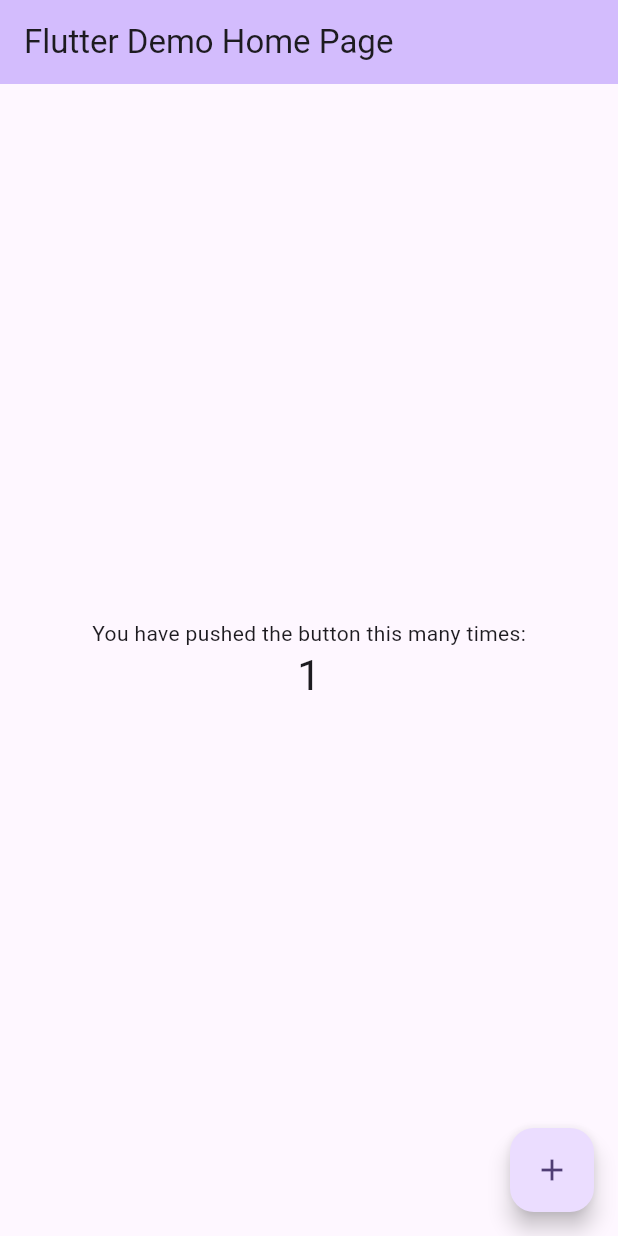
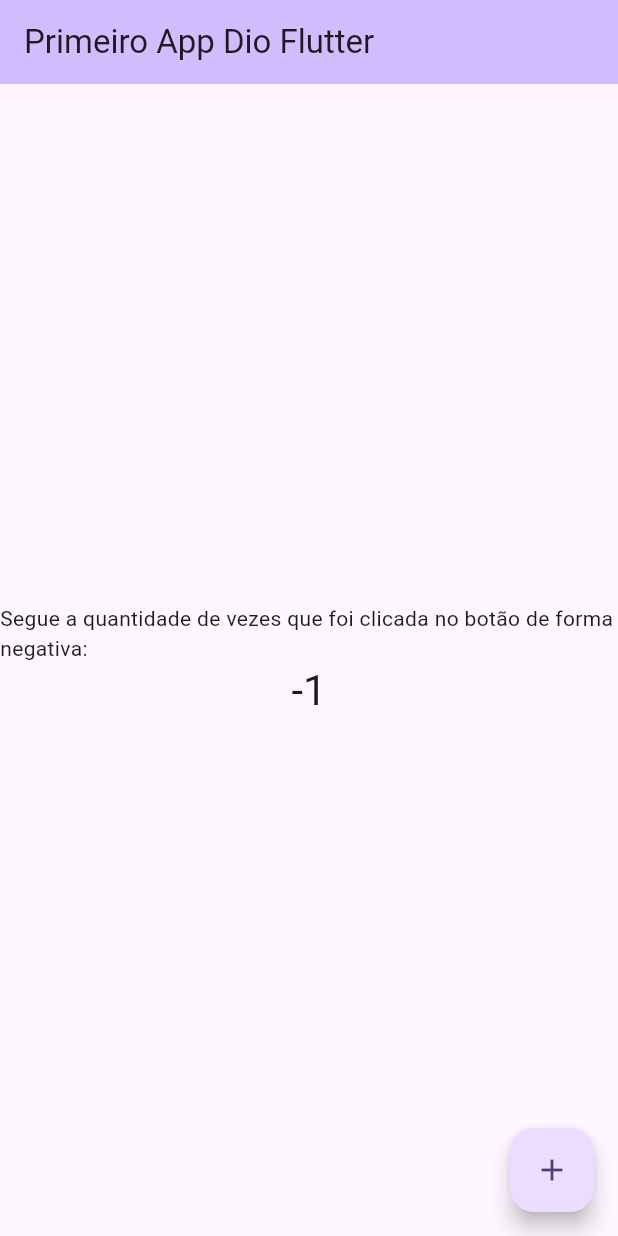
Before and after one commit to Fernando-Braulio/AppsDioCursoFlutter, a Flutter app: the MyHomePage screen opened directly, after a tap on the "add" icon, on a phone screen of 412 x 824 dp. Run offline on Flutter 3.47's test engine with Material 2 defaults, Android fonts, the phone set to English and light mode, and no system bars.

Commit message:
changing texts and leaving the counter negative

```diff
--- a/primeiroappdio/lib/main.dart
+++ b/primeiroappdio/lib/main.dart
@@ -11,7 +11,7 @@ class MyApp extends StatelessWidget {
   @override
   Widget build(BuildContext context) {
     return MaterialApp(
-      title: 'Flutter Demo',
+      title: 'Primeiro App Dio',
       theme: ThemeData(
         // This is the theme of your application.
         //
@@ -31,7 +31,7 @@ class MyApp extends StatelessWidget {
         colorScheme: ColorScheme.fromSeed(seedColor: Colors.deepPurple),
         useMaterial3: true,
       ),
-      home: const MyHomePage(title: 'Flutter Demo Home Page'),
+      home: const MyHomePage(title: 'Primeiro App Dio Flutter'),
     );
   }
 }
@@ -64,7 +64,7 @@ class _MyHomePageState extends State<MyHomePage> {
       // so that the display can reflect the updated values. If we changed
       // _counter without calling setState(), then the build method would not be
       // called again, and so nothing would appear to happen.
-      _counter++;
+      _counter--;
     });
   }
 
@@ -106,7 +106,7 @@ class _MyHomePageState extends State<MyHomePage> {
           mainAxisAlignment: MainAxisAlignment.center,
           children: <Widget>[
             const Text(
-              'You have pushed the button this many times:',
+              'Segue a quantidade de vezes que foi clicada no botão de forma negativa:',
             ),
             Text(
               '$_counter',
```
